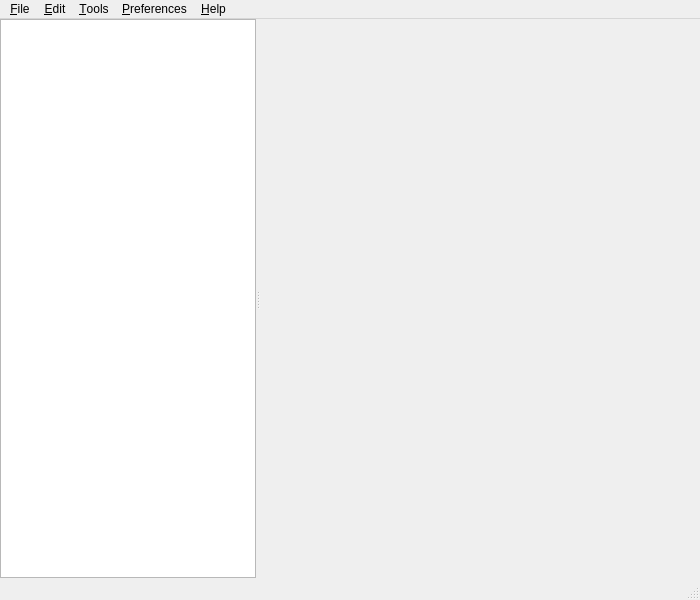
Old version of the form src/mainwindow.ui in the repository IoeCmcomc/MCDatapacker.
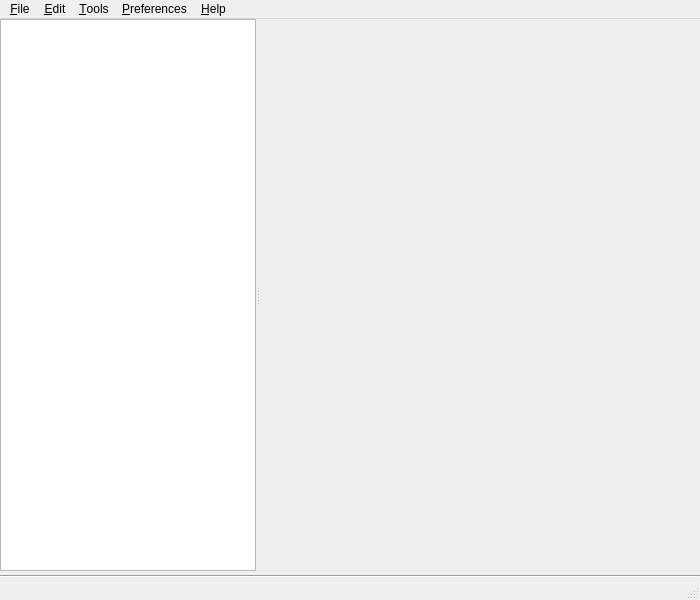
New version of the form. Custom widgets are drawn as their Qt base class.

Commit message: [UI] Attempt to disuse style sheets

```diff
--- a/src/mainwindow.ui
+++ b/src/mainwindow.ui
@@ -122,6 +122,13 @@
       </widget>
      </widget>
     </item>
+    <item row="1" column="0">
+     <widget class="Line" name="statusBarSeparator">
+      <property name="orientation">
+       <enum>Qt::Horizontal</enum>
+      </property>
+     </widget>
+    </item>
    </layout>
   </widget>
   <widget class="QMenuBar" name="menubar">
```
The commit also changes 2 other files.
